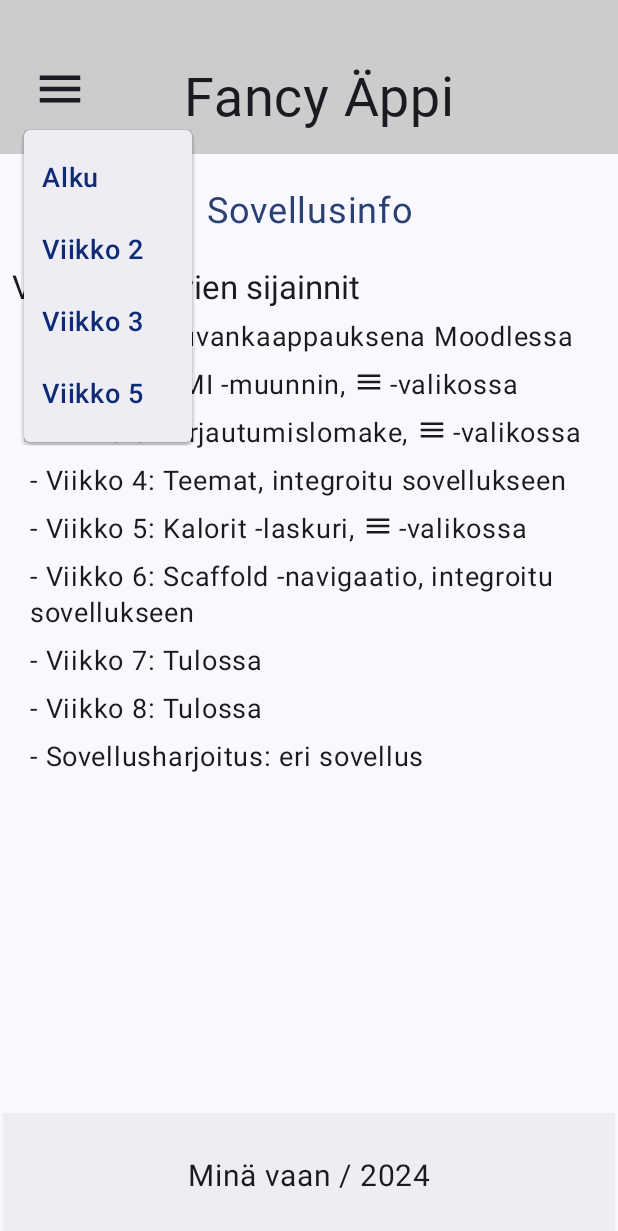
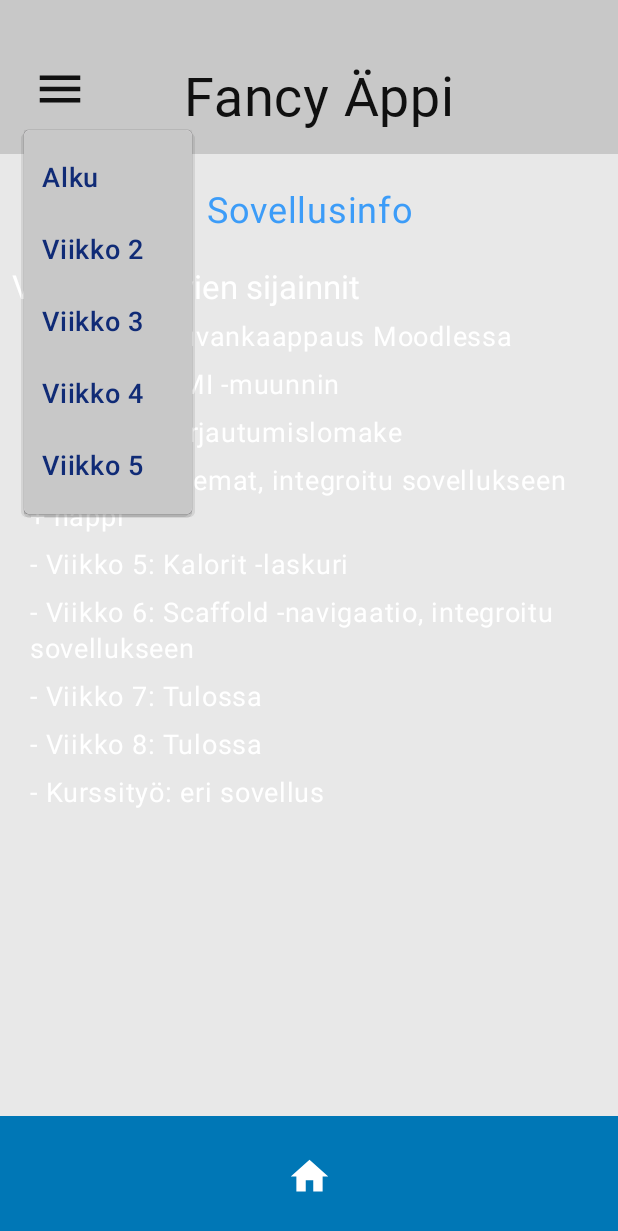
Before and after one commit to reso-kurssit/2024-Q3-Mobiiliohjelmointi, an Android app built with Jetpack Compose: the screen it shows after launch (MainActivity), after a tap on "Menu", on a phone screen of 412 x 824 dp. Shown: the top 1231 px of the screen. Run offline under Robolectric (Android 15) with nearby library versions, the phone set to English and light mode, and no system bars; Roboto replaces fonts that are not available here.

Commit message:
edited themes etc

```diff
--- a/mobiili-first/app/src/main/java/com/example/first/MainActivity.kt
+++ b/mobiili-first/app/src/main/java/com/example/first/MainActivity.kt
@@ -4,29 +4,25 @@ import android.os.Bundle
 import androidx.activity.ComponentActivity
 import androidx.activity.compose.setContent
 import androidx.activity.enableEdgeToEdge
-import androidx.compose.foundation.layout.Arrangement
-import androidx.compose.foundation.layout.Box
-import androidx.compose.foundation.layout.Row
-import androidx.compose.foundation.layout.fillMaxWidth
+import androidx.compose.foundation.background
+import androidx.compose.foundation.layout.fillMaxSize
 import androidx.compose.material3.Scaffold
 import androidx.compose.foundation.layout.padding
-import androidx.compose.material3.BottomAppBar
-import androidx.compose.material3.Text
+import androidx.compose.material3.MaterialTheme
 import androidx.compose.runtime.Composable
-import androidx.compose.ui.Alignment
 import androidx.compose.ui.Modifier
-import androidx.compose.ui.text.style.TextAlign
 import androidx.compose.ui.tooling.preview.Preview
-import androidx.compose.ui.unit.dp
-import androidx.compose.ui.unit.sp
 import androidx.navigation.compose.NavHost
 import androidx.navigation.compose.composable
 import androidx.navigation.compose.rememberNavController
 import com.example.first.ui.theme.FirstTheme
-import com.example.first.exercises.bmi.Bmi
-import com.example.first.exercises.loginform.LoginForm
-import com.example.first.exercises.calories.CalorieScreen
-
+import com.example.first.screens.bmi.Bmi
+import com.example.first.screens.bottom.CustomBottomAppBar
+import com.example.first.screens.loginform.LoginForm
+import com.example.first.screens.calories.CalorieScreen
+import com.example.first.screens.home.Home
+import com.example.first.screens.navi.NaviButtons
+import com.example.first.screens.theming.ColorSwitchingButtons
 
 class MainActivity : ComponentActivity() {
     override fun onCreate(savedInstanceState: Bundle?) {
@@ -46,40 +42,21 @@ class MainActivity : ComponentActivity() {
         Scaffold(
             topBar = { NaviButtons(navController) } ,
 
-            bottomBar =  {  Box(
-                modifier = Modifier
-                    .fillMaxWidth()
-                    .padding(0.dp)
-                    .padding(2.dp),
-                contentAlignment = Alignment.Center
+            bottomBar = { CustomBottomAppBar(navController) }
 
-            ) {
-                Row (
-                    modifier = Modifier.fillMaxWidth(),
-                    verticalAlignment = Alignment.CenterVertically,
-                    horizontalArrangement = Arrangement.SpaceBetween
-                ) {
-
-                }
-                BottomAppBar {
-                    Text ( text = "Minä vaan / 2024",
-                        modifier = Modifier
-                            .weight(1f)
-                            .align(Alignment.CenterVertically),
-                        textAlign = TextAlign.Center,
-                        fontSize = 20.sp)
-                }
-            }
-            }
         ) { innerPadding ->
             NavHost(
                 navController = navController,
                 startDestination = "home",
-                Modifier.padding(innerPadding)
+                Modifier
+                    .fillMaxSize()
+                    .padding(innerPadding)
+                    .background(MaterialTheme.colorScheme.surface)
             ) {
                 composable("home") { Home(navController) }
                 composable("bmi") { Bmi(navController) }
                 composable("loginform") { LoginForm(navController) }
+                composable("buttons") { ColorSwitchingButtons(navController) }
                 composable("calories") { CalorieScreen(navController) }
             }
         }
--- a/mobiili-first/app/src/main/java/com/example/first/NaviButtons.kt
+++ b/mobiili-first/app/src/main/java/com/example/first/navi/NaviButtons.kt
@@ -1,5 +1,6 @@
-package com.example.first
+package com.example.first.screens.navi
 
+import android.app.Activity
 import androidx.compose.foundation.background
 import androidx.compose.foundation.layout.Arrangement
 import androidx.compose.foundation.layout.Box
@@ -11,7 +12,6 @@ import androidx.compose.material3.DropdownMenu
 import androidx.compose.material3.DropdownMenuItem
 import androidx.compose.runtime.mutableStateOf
 import androidx.compose.ui.Modifier
-import androidx.compose.ui.graphics.Color
 import androidx.compose.ui.unit.dp
 import androidx.navigation.NavController
 import androidx.compose.material3.*
@@ -19,12 +19,17 @@ import androidx.compose.material.icons.Icons
 import androidx.compose.material.icons.filled.Menu
 import androidx.compose.runtime.*
 import androidx.compose.ui.Alignment
+import androidx.compose.ui.platform.LocalContext
+import androidx.compose.ui.res.stringResource
 import androidx.compose.ui.text.style.TextAlign
-import com.example.first.ui.theme.SolidBlue
 import androidx.compose.ui.text.font.Font
 import androidx.compose.ui.text.font.FontFamily
 import androidx.compose.ui.unit.sp
+import com.example.first.R
+import com.example.first.ui.theme.QuiteDark
+import com.example.first.ui.theme.SolidBlue
 
+val topBarBackground = QuiteDark
 val customFont = FontFamily(
     Font(R.font.dancingscript)
 )
@@ -32,12 +37,14 @@ val customFont = FontFamily(
 @Composable
 fun NaviButtons(navController: NavController) {
     var expanded by remember { mutableStateOf(false) }
+    val context = LocalContext.current
+    val activity = context as? Activity
 
     Box(
         modifier = Modifier
             .fillMaxWidth()
             .padding(0.dp)
-            .background(Color.LightGray)
+            .background(MaterialTheme.colorScheme.secondaryContainer)
             .padding(16.dp),
         contentAlignment = Alignment.Center
 
@@ -50,21 +57,24 @@ fun NaviButtons(navController: NavController) {
 
             IconButton(onClick = {expanded = true},
                 modifier = Modifier.padding(top = 16.dp)) {
-                Icon(Icons.Filled.Menu, contentDescription = "Menu",
+                Icon(Icons.Filled.Menu,
+                    contentDescription = "Menu",
                     modifier = Modifier
-                        .size(36.dp)
+                        .size(36.dp),
+                    tint = MaterialTheme.colorScheme.onSecondaryContainer
                 )
             }
 
             Text(
-                text = "Fancy Äppi",
+                text = stringResource(R.string.titleApp),
                 modifier = Modifier
                     .weight(1f)
                     .padding(top = 28.dp)
                     .align(Alignment.CenterVertically),
                 textAlign = TextAlign.Center,
                 fontFamily = customFont,
-                fontSize = 36.sp
+                fontSize = 36.sp,
+                color = MaterialTheme.colorScheme.onSecondaryContainer
             )
 
             Box(modifier = Modifier.size(36.dp))
@@ -72,31 +82,40 @@ fun NaviButtons(navController: NavController) {
 
         DropdownMenu(
             expanded = expanded,
-            onDismissRequest = { expanded = false }) {
+            onDismissRequest = { expanded = false },
+            modifier = Modifier.background(MaterialTheme.colorScheme.background)
+        ) {
 
             DropdownMenuItem(
-                { Text(text = "Alku", color = SolidBlue) },
+                { Text(text = stringResource(R.string.main), color = SolidBlue) },
                 onClick = { navController.navigate("home")
                 expanded = false
                 }
             )
 
             DropdownMenuItem(
-                { Text(text = "Viikko 2", color = SolidBlue) },
+                { Text(text = stringResource(R.string.week2), color = SolidBlue) },
                 onClick = { navController.navigate("bmi")
                     expanded = false
                 }
             )
 
             DropdownMenuItem(
-                { Text(text = "Viikko 3", color = SolidBlue) },
+                { Text(text = stringResource(R.string.week3), color = SolidBlue) },
                 onClick = { navController.navigate("loginform")
                     expanded = false
                 }
             )
 
             DropdownMenuItem(
-                { Text(text = "Viikko 5", color = SolidBlue) },
+                { Text(text = stringResource(R.string.week4), color = SolidBlue) },
+                onClick = { navController.navigate("buttons")
+                    expanded = false
+                }
+            )
+
+            DropdownMenuItem(
+                { Text(text = stringResource(R.string.week5), color = SolidBlue) },
                 onClick = { navController.navigate("calories")
                     expanded = false
                 }
--- a/mobiili-first/app/src/main/java/com/example/first/exercises/bmi/Bmi.kt
+++ b/mobiili-first/app/src/main/java/com/example/first/screens/bmi/Bmi.kt
@@ -1,4 +1,4 @@
-package com.example.first.exercises.bmi
+package com.example.first.screens.bmi
 
 import androidx.compose.foundation.layout.Column
 import androidx.compose.foundation.layout.fillMaxWidth
--- /dev/null
+++ b/mobiili-first/app/src/main/java/com/example/first/screens/bottom/BottomBar.kt
@@ -0,0 +1,54 @@
+package com.example.first.screens.bottom
+
+import androidx.compose.foundation.background
+import androidx.compose.foundation.clickable
+import androidx.compose.foundation.layout.Box
+import androidx.compose.foundation.layout.Row
+import androidx.compose.foundation.layout.fillMaxWidth
+import androidx.compose.foundation.layout.padding
+import androidx.compose.foundation.layout.size
+import androidx.compose.foundation.layout.wrapContentSize
+import androidx.compose.material.icons.Icons
+import androidx.compose.material3.MaterialTheme
+import androidx.compose.runtime.Composable
+import androidx.compose.ui.Alignment
+import androidx.compose.ui.Modifier
+import androidx.compose.ui.unit.dp
+import androidx.navigation.NavController
+import androidx.compose.material3.Icon
+import androidx.compose.material.icons.filled.Home
+
+
+@Composable
+fun CustomBottomAppBar(navController: NavController) {
+    Box(
+        modifier = Modifier
+            .fillMaxWidth()
+            .background(MaterialTheme.colorScheme.primaryContainer)
+    ) {
+
+        Row(
+            modifier = Modifier
+                .align(Alignment.Center)
+                .padding(20.dp)
+        ) {
+            BottomNavigationButton(
+                icon = { Icon(Icons.Filled.Home, contentDescription = "Home", modifier = Modifier.size(30.dp)) },
+                onClick = { navController.navigate("home") }
+            )
+
+        }
+    }
+}
+
+@Composable
+fun BottomNavigationButton(icon: @Composable () -> Unit, onClick: () -> Unit) {
+    Box(
+        modifier = Modifier
+            .clickable(onClick = onClick)
+            .size(40.dp)
+            .wrapContentSize()
+    ) {
+        icon()
+    }
+}
--- a/mobiili-first/app/src/main/java/com/example/first/exercises/calories/Calories.kt
+++ b/mobiili-first/app/src/main/java/com/example/first/screens/calories/Calories.kt
@@ -1,4 +1,4 @@
-package com.example.first.exercises.calories
+package com.example.first.screens.calories
 
 import androidx.compose.foundation.clickable
 import androidx.compose.foundation.layout.Arrangement
@@ -23,7 +23,6 @@ import androidx.compose.runtime.setValue
 import androidx.navigation.NavController
 import com.example.first.R
 import androidx.compose.material.icons.Icons
-import androidx.compose.material.icons.filled.Email
 import androidx.compose.material.icons.filled.KeyboardArrowDown
 import androidx.compose.material.icons.filled.KeyboardArrowUp
 import androidx.compose.material3.Button
@@ -40,8 +39,6 @@ import androidx.compose.ui.text.style.TextAlign
 import androidx.compose.ui.unit.sp
 import androidx.compose.ui.unit.toSize
 import com.example.first.ui.theme.FirstTheme
-import kotlin.math.exp
-import androidx.compose.material3.DropdownMenuItem
 import androidx.compose.ui.text.font.FontWeight
 
 
@@ -147,7 +144,7 @@ fun IntensityList (onClick:(Float) -> Unit) {
             modifier = Modifier
                 .fillMaxWidth()
                 .onGloballyPositioned { coordinates -> textFieldSize = coordinates.size.toSize() },
-            label = { Text(text = "Selected intensity")},
+            label = { Text(text = stringResource(R.string.selected))},
             trailingIcon = {
                 Icon(icon, "contentDescription",
                     Modifier.clickable { expanded = !expanded })
@@ -198,6 +195,6 @@ fun Calculation (ifTrueMaleIfFalseFemale: Boolean, weight: Int, intensity: Float
         },
         modifier = Modifier.fillMaxWidth()
     ) {
-        Text (text = "Calculate")
+        Text (text = stringResource(R.string.calculate))
     }
 }
--- a/mobiili-first/app/src/main/java/com/example/first/Home.kt
+++ b/mobiili-first/app/src/main/java/com/example/first/screens/home/Home.kt
@@ -1,4 +1,4 @@
-package com.example.first
+package com.example.first.screens.home
 
 import androidx.compose.foundation.layout.Arrangement
 import androidx.compose.foundation.layout.Column
@@ -19,8 +19,8 @@ import androidx.compose.material3.MaterialTheme
 import androidx.compose.ui.platform.LocalContext
 import androidx.compose.ui.text.style.TextAlign
 import androidx.compose.ui.unit.sp
+import com.example.first.R
 import com.example.first.ui.theme.FirstTheme
-
 
 @Composable
 fun Home(navController: NavController) {
@@ -34,34 +34,42 @@ fun Home(navController: NavController) {
     ) {
         Heading(title = stringResource(R.string.titleHome))
 
-        Text (text = "Viikkotehtävien sijainnit", style = MaterialTheme.typography.titleLarge)
-
-        Text (text = "- Viikko 1: Kuvankaappauksena Moodlessa", modifier = textModifier)
+        Text (text = stringResource(R.string.assignmentLocations),
+            style = MaterialTheme.typography.titleLarge)
 
         Row(modifier = textModifier) {
-            Text(text = "- Viikko 2: BMI -muunnin, ")
-            Icon(Icons.Filled.Menu, contentDescription = "Menu Icon", modifier = Modifier.size(20.dp))
-            Text(text = "-valikossa", modifier = Modifier.padding(start = 4.dp))
+            Text(text = stringResource(R.string.week1_))
         }
 
         Row(modifier = textModifier) {
-            Text(text = "- Viikko 3: Kirjautumislomake, ")
-            Icon(Icons.Filled.Menu, contentDescription = "Menu Icon", modifier = Modifier.size(20.dp))
-            Text(text = "-valikossa", modifier = Modifier.padding(start = 4.dp))
+            Text(text = stringResource(R.string.week2_))
         }
 
-        Text (text = "- Viikko 4: Teemat, integroitu sovellukseen", modifier = textModifier)
+        Row(modifier = textModifier) {
+            Text(text = stringResource(R.string.week3_))
+        }
 
         Row(modifier = textModifier) {
-            Text(text = "- Viikko 5: Kalorit -laskuri, ")
-            Icon(Icons.Filled.Menu, contentDescription = "Menu Icon", modifier = Modifier.size(20.dp))
-            Text(text = "-valikossa", modifier = Modifier.padding(start = 4.dp))
+            Text(text = stringResource(R.string.week4_))
         }
 
-        Text (text = "- Viikko 6: Scaffold -navigaatio, integroitu sovellukseen", modifier = textModifier)
-        Text (text = "- Viikko 7: Tulossa", modifier = textModifier)
-        Text (text = "- Viikko 8: Tulossa", modifier = textModifier)
-        Text (text = "- Sovellusharjoitus: eri sovellus", modifier = textModifier)
+        Row(modifier = textModifier) {
+            Text(text = stringResource(R.string.week5_))
+        }
+
+        Row(modifier = textModifier) {
+            Text(text = stringResource(R.string.week6_))
+        }
+
+        Row(modifier = textModifier) {
+            Text(text = stringResource(R.string.week7_))
+        }
+
+        Row(modifier = textModifier) {
+            Text(text = stringResource(R.string.week8_))
+        }
+
+        Text (text = stringResource(R.string.anotherAssignmet), modifier = textModifier)
     }
 }
 
--- /dev/null
+++ b/mobiili-first/app/src/main/java/com/example/first/screens/theming/ThemingButtons.kt
@@ -0,0 +1,78 @@
+package com.example.first.screens.theming
+
+import androidx.compose.foundation.layout.Arrangement
+import androidx.compose.foundation.layout.Column
+import androidx.compose.foundation.layout.fillMaxWidth
+import androidx.compose.foundation.layout.padding
+import androidx.compose.material3.Text
+import androidx.compose.ui.Modifier
+import androidx.compose.ui.res.stringResource
+import androidx.compose.ui.unit.dp
+import androidx.compose.runtime.Composable
+import androidx.compose.runtime.getValue
+import androidx.compose.runtime.mutableStateOf
+import androidx.compose.runtime.remember
+import androidx.compose.runtime.setValue
+import androidx.navigation.NavController
+import com.example.first.R
+import androidx.compose.material3.Button
+import androidx.compose.material3.ButtonDefaults
+import androidx.compose.material3.MaterialTheme
+import androidx.compose.ui.text.style.TextAlign
+import androidx.compose.ui.unit.sp
+import androidx.compose.ui.text.font.FontWeight
+
+@Composable
+fun ColorSwitchingButtons(navController: NavController) {
+    var buttonColorIndex by remember { mutableStateOf(0) } // Track the current color index
+    val buttonColors = listOf(
+        MaterialTheme.colorScheme.secondary,
+        MaterialTheme.colorScheme.tertiary,
+        MaterialTheme.colorScheme.primary
+    )
+    val buttonColor = buttonColors[buttonColorIndex % buttonColors.size]
+
+    Column(
+        modifier = Modifier.padding(8.dp),
+        verticalArrangement = Arrangement.spacedBy(8.dp)
+    ) {
+        Heading(title = stringResource(R.string.titleWeek4))
+
+        Text(
+            text = stringResource(R.string.boxButtonCounts) + "$buttonColorIndex",
+            color = MaterialTheme.colorScheme.secondary,
+            fontWeight = FontWeight.Bold
+        )
+
+        PressTheButton(buttonColor = buttonColor, onButtonClick = {
+            buttonColorIndex++
+        })
+    }
+}
+
+@Composable
+fun Heading(title: String) {
+    Text(
+        text = title,
+        fontSize = 24.sp,
+        textAlign = TextAlign.Center,
+        color = MaterialTheme.colorScheme.primary,
+        modifier = Modifier
+            .fillMaxWidth()
+            .padding(top = 16.dp, bottom = 16.dp)
+    )
+}
+
+@Composable
+fun PressTheButton(buttonColor: androidx.compose.ui.graphics.Color, onButtonClick: () -> Unit) {
+    Button(
+        onClick = {
+            onButtonClick()
+        },
+        modifier = Modifier
+            .fillMaxWidth(),
+        colors = ButtonDefaults.buttonColors(containerColor = buttonColor) // Apply the button color
+    ) {
+        Text(text = stringResource(R.string.boxPressTheButton))
+    }
+}
--- a/mobiili-first/app/src/main/java/com/example/first/ui/theme/Color.kt
+++ b/mobiili-first/app/src/main/java/com/example/first/ui/theme/Color.kt
@@ -2,13 +2,29 @@ package com.example.first.ui.theme
 
 import androidx.compose.ui.graphics.Color
 
-val Purple80 = Color(0xFFD0BCFF)
-val PurpleGrey80 = Color(0xFFCCC2DC)
-val Pink80 = Color(0xFFEFB8C8)
+val SolidBlue= Color(0xFF102b76)
+val MidnightBlue = Color(0xFF023E8A)
+val OceanBlue = Color(0xFF0077B6)
+val SkyBlue = Color(0xFF3c9cf8)
+val MintGreen = Color(0xFF90E0EF)
 
-val Purple40 = Color(0xFF6650a4)
-val PurpleGrey40 = Color(0xFF625b71)
-val Pink40 = Color(0xFF7D5260)
+val LightGreen = Color(0xFF40dd1b)
+val DarkGreen = Color(0xFF197503)
 
-val SolidBlue= Color(0xFF102b76)
 val PureWhite = Color(0xFFFFFFFF)
+val OffWhite = Color(0xFFFFF1E6)
+val LightGrey = Color(0xFFe8e8e8)
+val StrongGrey = Color(0xFFc8c8c8)
+val DarkGrey = Color(0xFF3e3e3e)
+val PrettyDark = Color (0xFF303030)
+val QuiteDark = Color(0xFF101010)
+
+val LightestBrown = Color(0xFFbfbfbf)
+
+val BrightFuschia = Color(0xFF9b076f)
+val RealPlum = Color(0xFF5f297d)
+val LightPlum = Color(0xFFcb92ea)
+val LightFloral = Color(0xFFd870b9)
+val LightRed = Color(0xFFf6b6b6)
+val BrightRed = Color(0xFF8c2022)
+val CoralRed = Color(0xFFFF6F61)
--- a/mobiili-first/app/src/main/java/com/example/first/ui/theme/Theme.kt
+++ b/mobiili-first/app/src/main/java/com/example/first/ui/theme/Theme.kt
@@ -1,54 +1,56 @@
 package com.example.first.ui.theme
 
-import android.os.Build
 import androidx.compose.foundation.isSystemInDarkTheme
 import androidx.compose.material3.MaterialTheme
 import androidx.compose.material3.darkColorScheme
-import androidx.compose.material3.dynamicDarkColorScheme
-import androidx.compose.material3.dynamicLightColorScheme
 import androidx.compose.material3.lightColorScheme
 import androidx.compose.runtime.Composable
-import androidx.compose.ui.platform.LocalContext
 
 private val DarkColorScheme = darkColorScheme(
-    primary = SolidBlue,
-    onPrimary = PureWhite,
-    secondary = PurpleGrey80,
-    tertiary = Pink80
+    primary = OceanBlue,
+    onPrimary = QuiteDark,
+    primaryContainer = OceanBlue,
+    onPrimaryContainer = PureWhite,
+    secondary = LightRed,
+    onSecondary = BrightRed,
+    secondaryContainer = QuiteDark,
+    onSecondaryContainer = PureWhite,
+    tertiary = LightGreen,
+    onTertiary = DarkGreen,
+    tertiaryContainer = PureWhite,
+    background = StrongGrey,
+    onBackground = PureWhite,
+    surface = PrettyDark,
+    onSurface = QuiteDark
 )
 
 private val LightColorScheme = lightColorScheme(
-    primary =  SolidBlue,
-    onPrimary = PureWhite,
-    secondary = PurpleGrey40,
-    tertiary = Pink40
-
-    /* Other default colors to override
-    background = Color(0xFFFFFBFE),
-    surface = Color(0xFFFFFBFE),
-    onPrimary = Color.White,
-    onSecondary = Color.White,
-    onTertiary = Color.White,
-    onBackground = Color(0xFF1C1B1F),
-    onSurface = Color(0xFF1C1B1F),
-    */
+    primary = SkyBlue,
+    onPrimary = OffWhite,
+    primaryContainer = OceanBlue,
+    onPrimaryContainer = PureWhite,
+    secondary = BrightRed,
+    onSecondary = LightRed,
+    secondaryContainer = StrongGrey,
+    onSecondaryContainer = QuiteDark,
+    tertiary = DarkGreen,
+    onTertiary = LightGreen,
+    tertiaryContainer = QuiteDark,
+    background = StrongGrey,
+    onBackground = PureWhite,
+    surface = LightGrey,
+    onSurface = PureWhite
 )
 
 @Composable
 fun FirstTheme(
     darkTheme: Boolean = isSystemInDarkTheme(),
-    // Dynamic color is available on Android 12+
-    dynamicColor: Boolean = true,
     content: @Composable () -> Unit
 ) {
-    val colorScheme = when {
-        dynamicColor && Build.VERSION.SDK_INT >= Build.VERSION_CODES.S -> {
-            val context = LocalContext.current
-            if (darkTheme) dynamicDarkColorScheme(context) else dynamicLightColorScheme(context)
-        }
-
-        darkTheme -> DarkColorScheme
-        else -> LightColorScheme
+    val colorScheme = if (darkTheme) {
+        DarkColorScheme
+    } else {
+        LightColorScheme
     }
 
     MaterialTheme(
--- a/mobiili-first/app/src/main/res/values/strings.xml
+++ b/mobiili-first/app/src/main/res/values/strings.xml
@@ -1,13 +1,45 @@
 <resources>
+    <string name="titleApp">Fancy Äppi</string>
     <string name="app_name">BMI</string>
     <string name="result">Body mass index is %s</string>
     <string name="body_mass_index">Body mass index</string>
     <string name="height">Height</string>
     <string name="weight">Weight</string>
+    <string name="calculate">Calculate</string>
+    <string name="selected">Seleceted Intensity</string>
     <string name="titleHome">Sovellusinfo</string>
     <string name="titleWeek3">Login Form</string>
+    <string name="titleWeek4">Theming</string>
     <string name="titleWeek5">Calories</string>
+
+    <string name="boxPressTheButton">Paina nappia!</string>
+    <string name="boxButtonCounts">Painalluskertoja: </string>
+
     <string name="username">Login</string>
     <string name="password">Password</string>
     <string name="loginButton">Login</string>
+
+    <string name="main">Alku</string>
+    <string name="week1">Viikko 1</string>
+    <string name="week2">Viikko 2</string>
+    <string name="week3">Viikko 3</string>
+    <string name="week4">Viikko 4</string>
+    <string name="week5">Viikko 5</string>
+    <string name="week6">Viikko 6</string>
+    <string name="week7">Viikko 7</string>
+    <string name="week8">Viikko 8</string>
+
+    <string name="assignmentLocations">Viikkotehtävien sijainnit</string>
+    <string name="anotherAssignmet">- Kurssityö: eri sovellus</string>
+    <string name="week1_">- Viikko 1: Kuvankaappaus Moodlessa</string>
+    <string name="week2_">- Viikko 2: BMI -muunnin</string>
+    <string name="week3_">- Viikko 3: Kirjautumislomake</string>
+    <string name="week4_">- Viikko 4: Teemat, integroitu sovellukseen + nappi</string>
+    <string name="week5_">- Viikko 5: Kalorit -laskuri</string>
+    <string name="week6_">- Viikko 6: Scaffold -navigaatio, integroitu sovellukseen</string>
+    <string name="week7_">- Viikko 7: Tulossa</string>
+    <string name="week8_">- Viikko 8: Tulossa</string>
+
+
+
 </resources>
```
Also changed, not shown: mobiili-first/app/src/main/java/com/example/first/screens/loginform/LoginForm.kt (renamed from mobiili-first/app/src/main/java/com/example/first/exercises/loginform/LoginForm.kt, +1 -6 lines).
